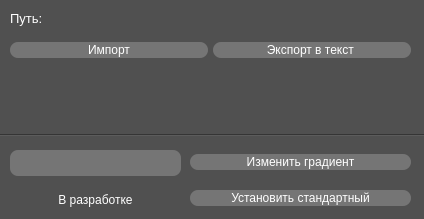
Before: the Qt Designer form mainwindow.ui in XlebB/ASCII-ART, drawn with Qt 5.
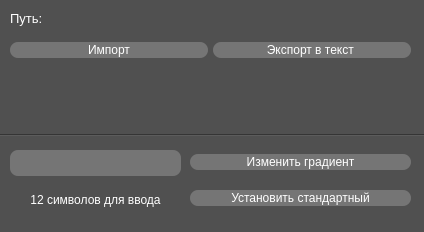
After: the same form once the commit is applied.

The edit to the form file:
```diff
--- a/mainwindow.ui
+++ b/mainwindow.ui
@@ -10,7 +10,7 @@
     <x>0</x>
     <y>0</y>
     <width>424</width>
-    <height>219</height>
+    <height>232</height>
    </rect>
   </property>
   <property name="windowTitle">
@@ -240,7 +240,7 @@
 </string>
     </property>
     <property name="text">
-     <string>&lt;html&gt;&lt;head/&gt;&lt;body&gt;&lt;p align=&quot;center&quot;&gt;В разработке&lt;/p&gt;&lt;/body&gt;&lt;/html&gt;</string>
+     <string>&lt;html&gt;&lt;head/&gt;&lt;body&gt;&lt;p align=&quot;center&quot;&gt;12 символов для ввода&lt;/p&gt;&lt;/body&gt;&lt;/html&gt;</string>
     </property>
    </widget>
   </widget>
```
